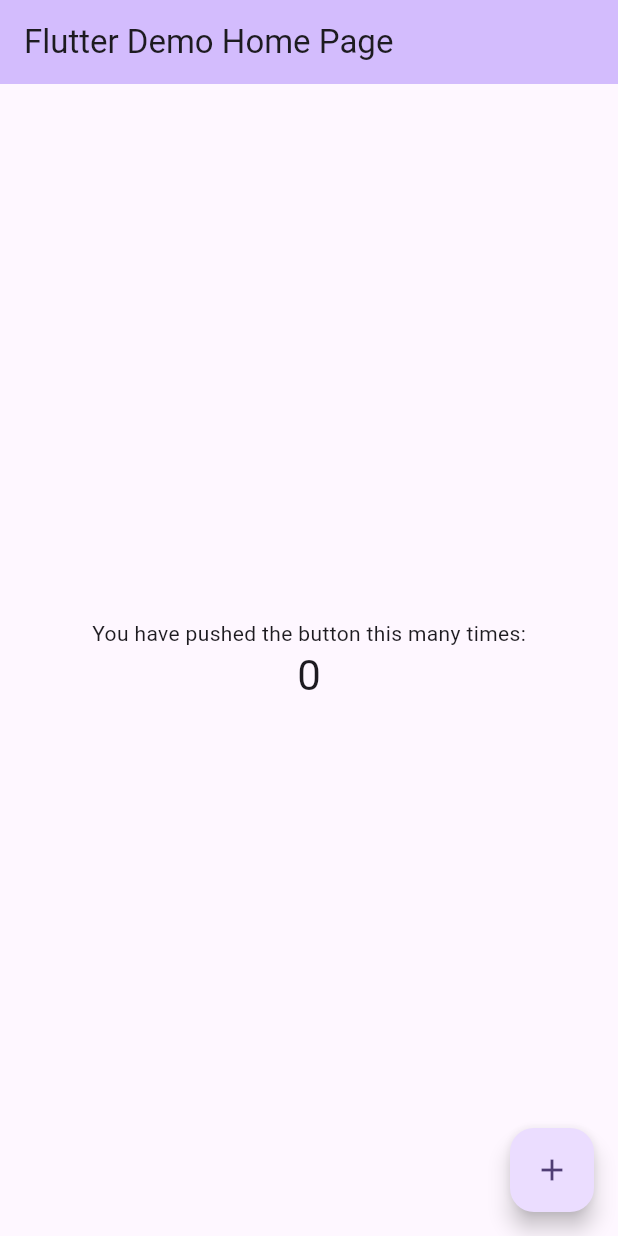
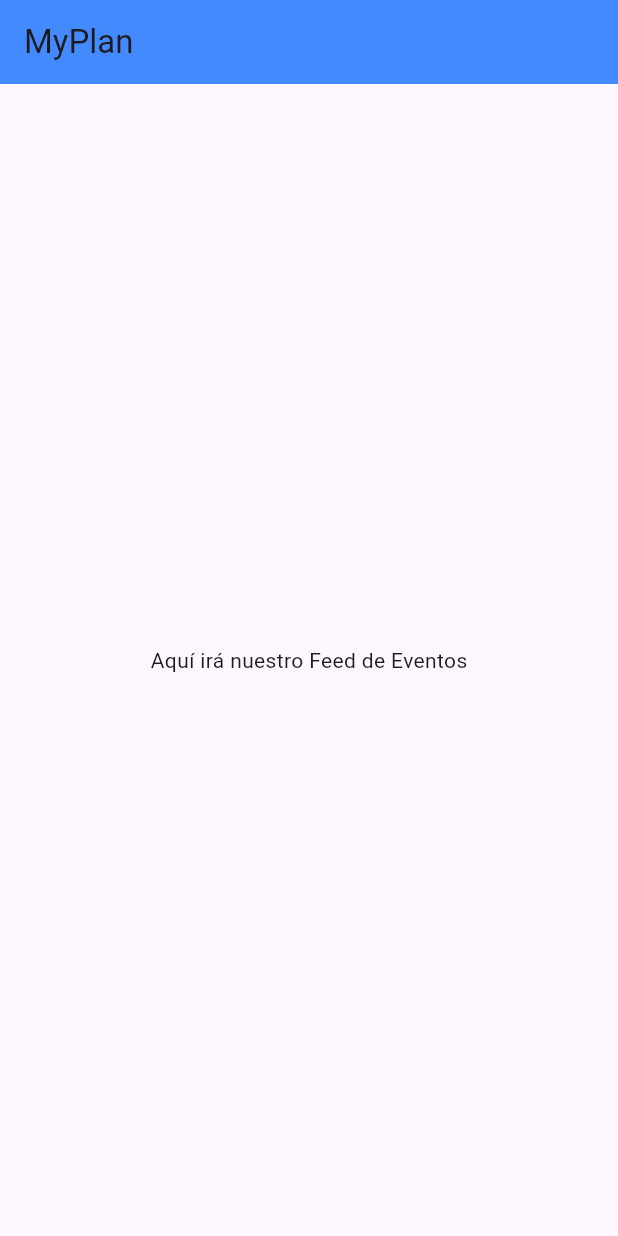
Before and after one commit to DamianOthacehe/flutter_app, a Flutter app: the screen it shows after launch, on a phone screen of 412 x 824 dp. Run offline on Flutter 3.47's test engine with Material 3 defaults, Android fonts, the phone set to English and light mode, and no system bars.

Commit message:
Project initialization

```diff
--- a/lib/main.dart
+++ b/lib/main.dart
@@ -1,4 +1,8 @@
+// lib/main.dart
+
 import 'package:flutter/material.dart';
+// 1. Importamos la pantalla que acabamos de crear.
+import 'package:my_app/screens/home_screen.dart'; // Asegúrate que la ruta sea correcta.
 
 void main() {
   runApp(const MyApp());
@@ -7,116 +11,18 @@ void main() {
 class MyApp extends StatelessWidget {
   const MyApp({super.key});
 
-  // This widget is the root of your application.
   @override
   Widget build(BuildContext context) {
+    // MaterialApp es el widget raíz de la aplicación. Configura temas, rutas, etc.
     return MaterialApp(
-      title: 'Flutter Demo',
+      title: 'MyPlan',
       theme: ThemeData(
-        // This is the theme of your application.
-        //
-        // TRY THIS: Try running your application with "flutter run". You'll see
-        // the application has a purple toolbar. Then, without quitting the app,
-        // try changing the seedColor in the colorScheme below to Colors.green
-        // and then invoke "hot reload" (save your changes or press the "hot
-        // reload" button in a Flutter-supported IDE, or press "r" if you used
-        // the command line to start the app).
-        //
-        // Notice that the counter didn't reset back to zero; the application
-        // state is not lost during the reload. To reset the state, use hot
-        // restart instead.
-        //
-        // This works for code too, not just values: Most code changes can be
-        // tested with just a hot reload.
         colorScheme: ColorScheme.fromSeed(seedColor: Colors.deepPurple),
+        useMaterial3: true,
       ),
-      home: const MyHomePage(title: 'Flutter Demo Home Page'),
+      debugShowCheckedModeBanner: false, // Quita la molesta banda de "Debug"
+      // 2. Aquí le decimos a la app cuál es la pantalla de inicio.
+      home: const HomeScreen(),
     );
   }
 }
-
-class MyHomePage extends StatefulWidget {
-  const MyHomePage({super.key, required this.title});
-
-  // This widget is the home page of your application. It is stateful, meaning
-  // that it has a State object (defined below) that contains fields that affect
-  // how it looks.
-
-  // This class is the configuration for the state. It holds the values (in this
-  // case the title) provided by the parent (in this case the App widget) and
-  // used by the build method of the State. Fields in a Widget subclass are
-  // always marked "final".
-
-  final String title;
-
-  @override
-  State<MyHomePage> createState() => _MyHomePageState();
-}
-
-class _MyHomePageState extends State<MyHomePage> {
-  int _counter = 0;
-
-  void _incrementCounter() {
-    setState(() {
-      // This call to setState tells the Flutter framework that something has
-      // changed in this State, which causes it to rerun the build method below
-      // so that the display can reflect the updated values. If we changed
-      // _counter without calling setState(), then the build method would not be
-      // called again, and so nothing would appear to happen.
-      _counter++;
-    });
-  }
-
-  @override
-  Widget build(BuildContext context) {
-    // This method is rerun every time setState is called, for instance as done
-    // by the _incrementCounter method above.
-    //
-    // The Flutter framework has been optimized to make rerunning build methods
-    // fast, so that you can just rebuild anything that needs updating rather
-    // than having to individually change instances of widgets.
-    return Scaffold(
-      appBar: AppBar(
-        // TRY THIS: Try changing the color here to a specific color (to
-        // Colors.amber, perhaps?) and trigger a hot reload to see the AppBar
-        // change color while the other colors stay the same.
-        backgroundColor: Theme.of(context).colorScheme.inversePrimary,
-        // Here we take the value from the MyHomePage object that was created by
-        // the App.build method, and use it to set our appbar title.
-        title: Text(widget.title),
-      ),
-      body: Center(
-        // Center is a layout widget. It takes a single child and positions it
-        // in the middle of the parent.
-        child: Column(
-          // Column is also a layout widget. It takes a list of children and
-          // arranges them vertically. By default, it sizes itself to fit its
-          // children horizontally, and tries to be as tall as its parent.
-          //
-          // Column has various properties to control how it sizes itself and
-          // how it positions its children. Here we use mainAxisAlignment to
-          // center the children vertically; the main axis here is the vertical
-          // axis because Columns are vertical (the cross axis would be
-          // horizontal).
-          //
-          // TRY THIS: Invoke "debug painting" (choose the "Toggle Debug Paint"
-          // action in the IDE, or press "p" in the console), to see the
-          // wireframe for each widget.
-          mainAxisAlignment: MainAxisAlignment.center,
-          children: <Widget>[
-            const Text('You have pushed the button this many times:'),
-            Text(
-              '$_counter',
-              style: Theme.of(context).textTheme.headlineMedium,
-            ),
-          ],
-        ),
-      ),
-      floatingActionButton: FloatingActionButton(
-        onPressed: _incrementCounter,
-        tooltip: 'Increment',
-        child: const Icon(Icons.add),
-      ), // This trailing comma makes auto-formatting nicer for build methods.
-    );
-  }
-}
--- /dev/null
+++ b/lib/screens/home_screen.dart
@@ -0,0 +1,30 @@
+// lib/screens/home_screen.dart
+
+// Es como hacer 'import React from 'react''. Nos da acceso a los widgets básicos de Material Design.
+import 'package:flutter/material.dart';
+
+// Definimos nuestro widget. Hereda de StatelessWidget.
+class HomeScreen extends StatelessWidget {
+  // El constructor, por ahora lo dejamos así.
+  const HomeScreen({super.key});
+
+  // Este es el método más importante. Es el equivalente al 'render()' de React.
+  // Describe cómo se debe construir la UI de este widget.
+  @override
+  Widget build(BuildContext context) {
+    // Scaffold es un widget que nos da la estructura básica de una pantalla
+    // (barra de navegación, cuerpo, botones flotantes, etc.). ¡Es súper útil!
+    return Scaffold(
+      // La barra de navegación superior, como un <header>.
+      appBar: AppBar(
+        title: const Text('MyPlan'), // El widget para mostrar texto.
+        backgroundColor: Colors.blueAccent, // Vamos a darle un colorcito.
+      ),
+      // El cuerpo principal de la pantalla, como el <body>.
+      body: const Center(
+        // Un widget que centra a su hijo en el medio de la pantalla.
+        child: Text('Aquí irá nuestro Feed de Eventos'),
+      ),
+    );
+  }
+}
```
